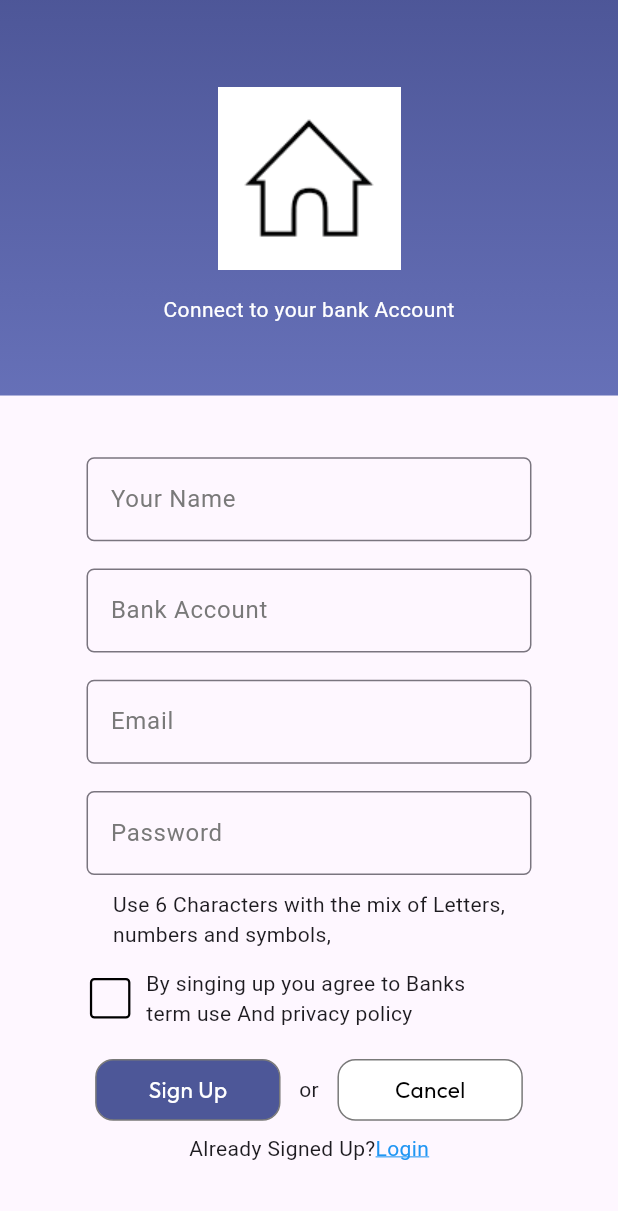
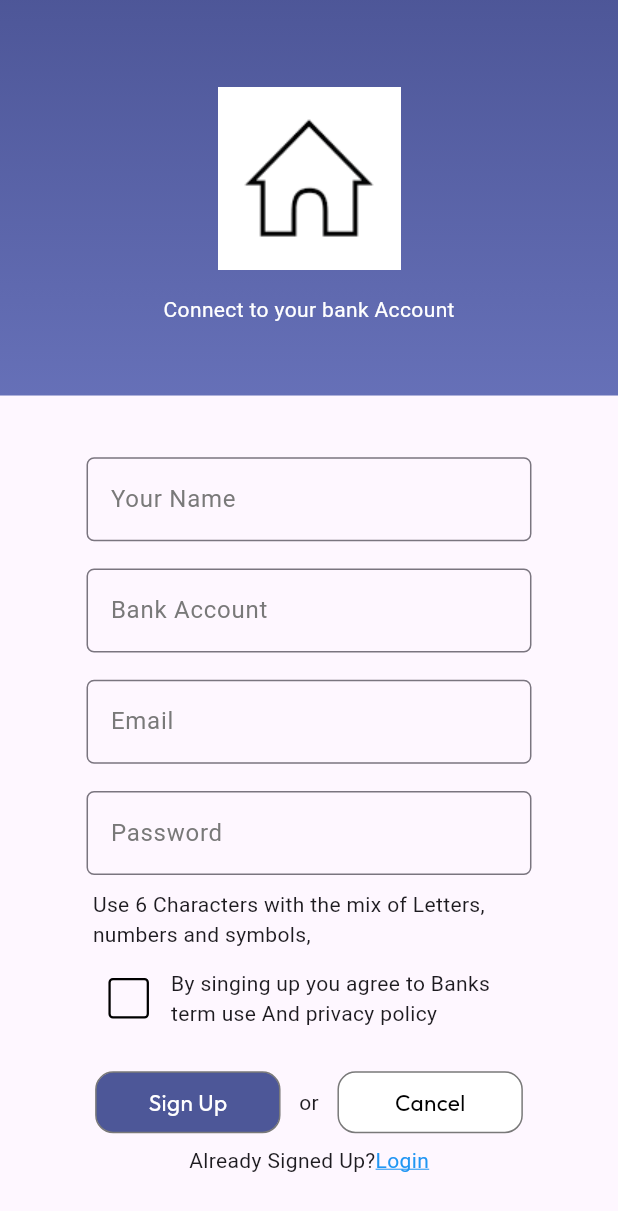
Before and after one commit to AqibKhan61/2nd-Page, a Flutter app: the BankPage screen opened directly, after a tap on "Forgot Password?", on a phone screen of 412 x 824 dp. Shown: the top 1211 px of the screen. Run offline on Flutter 3.47's test engine with Material 2 defaults, Android fonts, the phone set to English and light mode, and no system bars; our stand-ins replace flutter_svg, intl_phone_field; missing offline and left inert: circle_progress_bar; statements that could not run were skipped.

Commit message:
finally Completed the  responsiveness of the Screens

```diff
--- a/lib/screens/bankpage.dart
+++ b/lib/screens/bankpage.dart
@@ -12,7 +12,7 @@ class BankPage extends StatelessWidget {
         child: Column(
           children: [
             Container(
-              height: ksize.height * 0.55,
+              height: ksize.height * 0.51,
               width: double.infinity,
               decoration: const BoxDecoration(
                 gradient: LinearGradient(
@@ -34,8 +34,10 @@ class BankPage extends StatelessWidget {
                         fontSize: 28,
                       ),
                     ),
-                    SizedBox(height: ksize.height*0.04,),
-                    Image.asset('assets/images/home.png',color: Colors.white),
+                    SizedBox(height: ksize.height*0.03,),
+                    SizedBox(
+                      height: ksize.height*0.30,
+                      child: Image.asset('assets/images/home.png',color: Colors.white,)),
                   ],
                 ),
               ),
--- a/lib/screens/bankpage2.dart
+++ b/lib/screens/bankpage2.dart
@@ -58,39 +58,43 @@ class BankPage2 extends StatelessWidget {
             SizedBox(
               height: ksize.height * 0.01,
             ),
+            Padding(
+              padding: EdgeInsets.only(left: ksize.width * 0.15),
+              child: SizedBox(
+                child: Column(
+                  crossAxisAlignment: CrossAxisAlignment.start,
+                  children: [
+                    const Text(
+                      'Use 6 Characters with the mix of Letters,',
+                    ),
+                    const Text(
+                      'numbers and symbols,',
+                    ),
+                    SizedBox(height: ksize.height*0.01,),
+                    Row(
+                      //mainAxisAlignment: MainAxisAlignment.start,
+                      children: [
+                        const CheckboxWidget(),
+                        SizedBox(
+                          width: ksize.width * 0.01,
+                        ),
                         const Column(
                           crossAxisAlignment: CrossAxisAlignment.start,
                           children: [
                             Text(
-                  'Use 6 Characters with the mix of Letters,',
-                ),
-                 Text(
-              'numbers and symbols,',
-            ),
-              ],
-            ),
-
-            SizedBox(
-              height: ksize.height * 0.01,
-            ),
-            Padding(
-              padding: EdgeInsets.only(
-                  left: ksize.width * 0.12, right: ksize.width * 0.10),
-              child: const Row(
-                children: [
-                  CheckboxWidget(),
-                  Column(
-                    crossAxisAlignment: CrossAxisAlignment.start,
-                    children: [
-                      Text(
                               'By singing up you agree to Banks',
-                        textAlign: TextAlign.center,
                             ),
                             Text('term use And privacy policy'),
                           ],
                         )
                       ],
                     ),
+                  ],
+                ),
+              ),
+            ),
+            SizedBox(
+              height: ksize.height * 0.01,
             ),
             SizedBox(
               height: ksize.height * 0.02,
@@ -98,11 +102,18 @@ class BankPage2 extends StatelessWidget {
             Row(
               mainAxisAlignment: MainAxisAlignment.center,
               children: [
-                const Buttonn(text: 'Sign Up',color: Color.fromARGB(186, 12, 27, 114),textcolor: Colors.white),
+                const Buttonn(
+                    text: 'Sign Up',
+                    color: Color.fromARGB(186, 12, 27, 114),
+                    textcolor: Colors.white),
                 SizedBox(width: ksize.width * 0.03),
                 const Text('or'),
                 SizedBox(width: ksize.width * 0.03),
-                const Buttonn(text: 'Cancel',color: Colors.white,textcolor: Colors.black,)
+                const Buttonn(
+                  text: 'Cancel',
+                  color: Colors.white,
+                  textcolor: Colors.black,
+                )
               ],
             ),
             SizedBox(
--- a/lib/screens/bankpage6.dart
+++ b/lib/screens/bankpage6.dart
@@ -9,7 +9,7 @@ class BankPage6 extends StatelessWidget {
   Widget build(BuildContext context) {
     final ksize = MediaQuery.of(context).size;
     return Scaffold(
-      appBar: AppBarr(title: 'Transaction'),
+      appBar: AppBarr(title: 'Transaction',ontap: (){}),
       body: Column(
         children: [
           Container(
--- a/lib/screens/bankpage8.dart
+++ b/lib/screens/bankpage8.dart
@@ -22,7 +22,7 @@ class BankPage8 extends StatelessWidget {
   Widget build(BuildContext context) {
     final ksize = MediaQuery.of(context).size;
     return Scaffold(
-        appBar: AppBarr(title: 'Transaction'),
+        appBar: AppBarr(title: 'Transaction',ontap: (){}),
         body: Column(
           children: [
             Container(
--- a/lib/screens/bankpage9.dart
+++ b/lib/screens/bankpage9.dart
@@ -22,7 +22,7 @@ class BankPage9 extends StatelessWidget {
   Widget build(BuildContext context) {
     final ksize = MediaQuery.of(context).size;
     return Scaffold(
-      appBar: AppBarr(title: 'Payment'),
+      appBar: AppBarr(title: 'Payment',ontap: (){}),
       body: Column(
         children: [
           Container(
--- a/lib/widgets/dropdown2.dart
+++ b/lib/widgets/dropdown2.dart
@@ -18,7 +18,7 @@ class _DropDown2State extends State<DropDown2>{
 
     return Container(
        height: ksize.height*0.05,
-       width: ksize.width*0.65,
+       width: ksize.width*0.68  ,
        decoration: BoxDecoration(
         border: Border.all(color: const Color(0xff797979)),
         borderRadius: BorderRadius.circular(5),
--- a/lib/widgets/profileimage2.dart
+++ b/lib/widgets/profileimage2.dart
@@ -8,8 +8,8 @@ class ProfileImage2 extends StatelessWidget{
   Widget build(BuildContext context) {
     final ksize = MediaQuery.of(context).size;
     return Container(
-      height: ksize.height*0.15,
-      width: ksize.width*0.30,
+      height: 110,
+      width: 110,
       decoration: BoxDecoration(
         color: Colors.black,
         borderRadius: BorderRadius.circular(60),
--- a/lib/widgets/profilrimage.dart
+++ b/lib/widgets/profilrimage.dart
@@ -7,8 +7,8 @@ class ProfileImage extends StatelessWidget{
   Widget build(BuildContext context) {
     final ksize = MediaQuery.of(context).size;
     return Container(
-      height: ksize.height*0.12,
-      width: ksize.width*0.24,
+      height: 90,
+      width: 90,
       decoration: BoxDecoration(
         color: Colors.white,
         borderRadius: BorderRadius.circular(60),
--- a/lib/widgets/textfield2.dart
+++ b/lib/widgets/textfield2.dart
@@ -17,7 +17,7 @@ class TextField2 extends StatelessWidget {
         // ),
         SizedBox(
           height: ksize.height*0.05,
-          width: ksize.width*0.65,
+          width: ksize.width*0.68,
           child: TextFormField(
             obscureText: obscure,
             decoration: InputDecoration(
```
Also changed, not shown: lib/screens/bankpage4.dart (+6 -11 lines), lib/screens/bankpage5.dart (+8 -34 lines), lib/screens/bankpage7.dart (+8 -8 lines), lib/screens/gridscreen.dart (+1 -12 lines), lib/widgets/appbar.dart (+8 -4 lines). Lines whose indentation alone changed are shown as unchanged.
